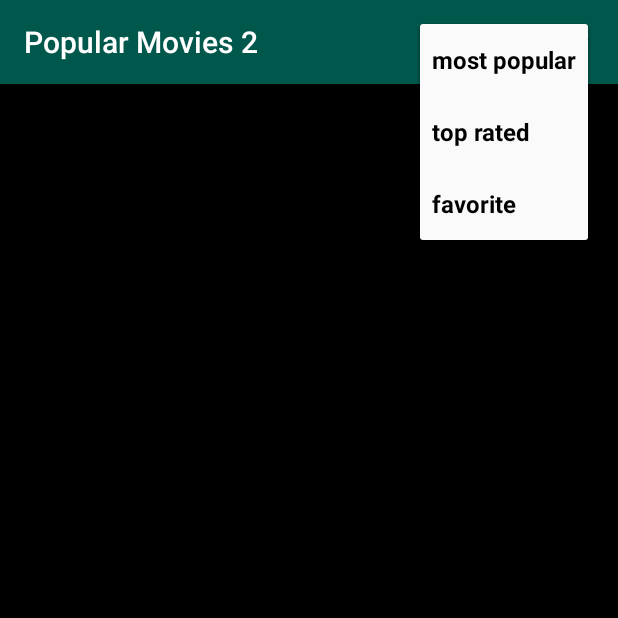
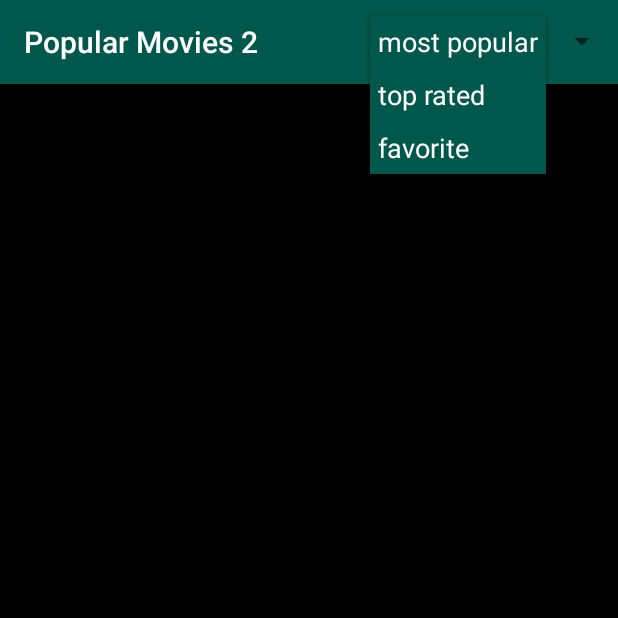
Before and after one commit to agorcsa/PopularMovies2, an Android app: the screen it shows after launch (MainActivity), after a tap on "most popular", on a phone screen of 412 x 824 dp, the top half of it. Run offline under Robolectric (Android 15) with nearby library versions, the phone set to English and light mode, and no system bars; our stand-ins replace ButterKnife, Picasso, Room's generated code, data binding; pictures from the network do not load.

Commit message:
27.04.2020 Update

```diff
--- a/app/src/main/java/com/example/andreeagorcsa/popularmovies2/ui/MainActivity.java
+++ b/app/src/main/java/com/example/andreeagorcsa/popularmovies2/ui/MainActivity.java
@@ -2,6 +2,7 @@ package com.example.andreeagorcsa.popularmovies2.ui;
 
 import android.content.Context;
 import android.content.Intent;
+import android.graphics.Color;
 import android.net.ConnectivityManager;
 import android.net.NetworkInfo;
 import android.os.AsyncTask;
@@ -22,6 +23,7 @@ import android.view.View;
 import android.widget.AdapterView;
 import android.widget.ArrayAdapter;
 import android.widget.Spinner;
+import android.widget.TextView;
 import android.widget.Toast;
 
 
@@ -171,10 +173,9 @@ public class MainActivity extends AppCompatActivity implements MovieAdapter.Item
         final Spinner spinner = (Spinner) spinnerItem.getActionView();
 
         ArrayAdapter<CharSequence> arrayAdapter = new ArrayAdapter<>(this, R.layout.spinner_item,
-                 MainActivity.this.getResources().getTextArray(R.array.change_movie_color));
+                 MainActivity.this.getResources().getTextArray(R.array.change_movie));
 
-        arrayAdapter.setDropDownViewResource(android.R.layout.simple_spinner_dropdown_item);
-
+        spinner.setPopupBackgroundResource(R.color.colorPrimaryDark);
         spinner.setAdapter(arrayAdapter);
 
         sortType = spinner.getSelectedItemPosition();
@@ -260,7 +261,7 @@ public class MainActivity extends AppCompatActivity implements MovieAdapter.Item
                     public void onChanged(List<Movie> movies) {
                         mFavoriteMovies = movies;
 
-                        Toast.makeText(getApplicationContext(), "Favorite list is empty", Toast.LENGTH_LONG).show();
+                        //Toast.makeText(getApplicationContext(), "Favorite list is empty", Toast.LENGTH_LONG).show();
                         mMovieAdapter.setMovieList(mFavoriteMovies);
                         /*if (mFavoriteMovies.isEmpty()) {
 
--- a/app/src/main/res/layout/movie_item.xml
+++ b/app/src/main/res/layout/movie_item.xml
@@ -50,7 +50,7 @@
                         android:lines="3"
                         android:minLines="1"
                         android:text="@{movie.originalTitle}"
-                        android:textColor="@android:color/darker_gray"
+                        android:textColor="@android:color/black"
                         android:textSize="15sp"/>
 
                 </FrameLayout>
--- a/app/src/main/res/layout/spinner_item.xml
+++ b/app/src/main/res/layout/spinner_item.xml
@@ -2,6 +2,8 @@
 <TextView
     xmlns:android="http://schemas.android.com/apk/res/android"
     android:layout_width="match_parent"
-    android:layout_height="match_parent"
-    android:textColor="@android:color/white">
-</TextView>
+    android:layout_height="wrap_content"
+    android:textSize="18sp"
+    android:gravity="left"
+    android:textColor="@color/colorWhite"
+    android:padding="5dp" />
--- a/app/src/main/res/values/strings.xml
+++ b/app/src/main/res/values/strings.xml
@@ -8,12 +8,6 @@
         <item>favorite</item>
     </string-array>
 
-    <string-array name="change_movie_color" >
-        <item ><FONT COLOR="#00574B"><b>most popular</b></FONT></item>
-        <item ><FONT COLOR="#00574B"><b>top rated</b></FONT></item>
-        <item ><FONT COLOR="#00574B"><b>favorite</b></FONT></item>
-    </string-array>
-
     <string name="poster_background">fade_background</string>
     <string name="white_background">white_background</string>
     <string name="movie_poster_center">center_poster</string>
```
